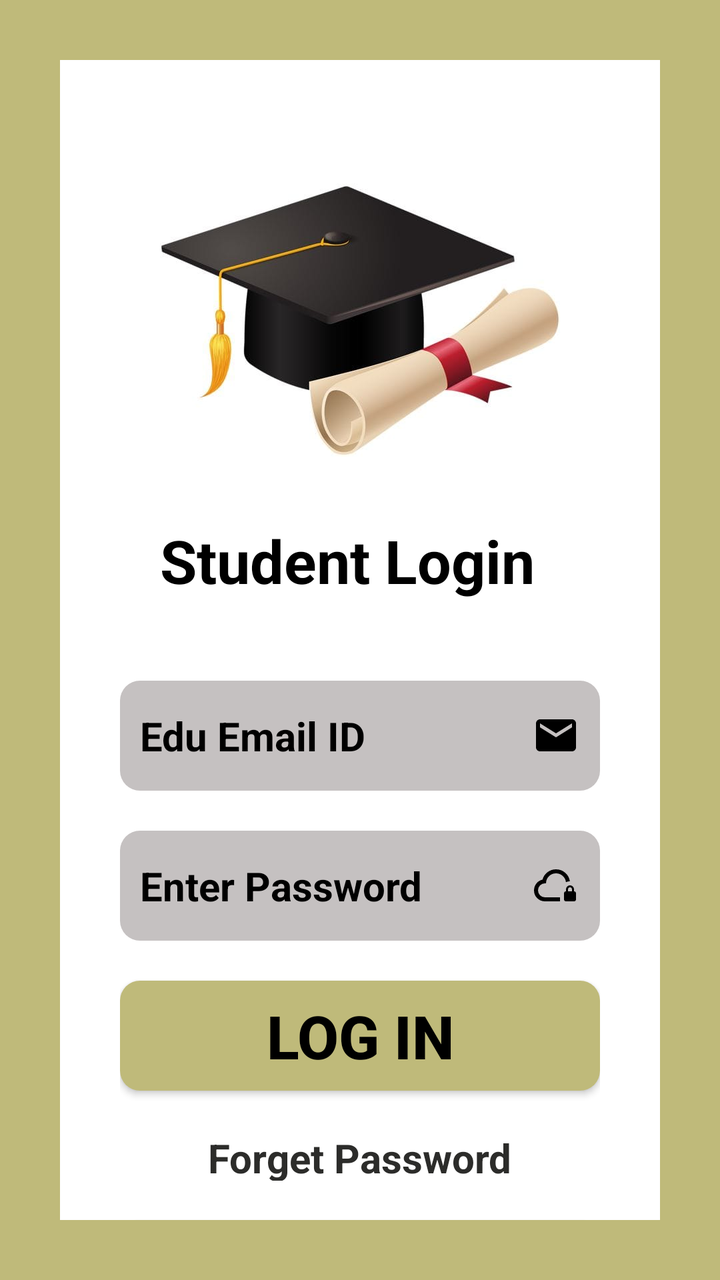
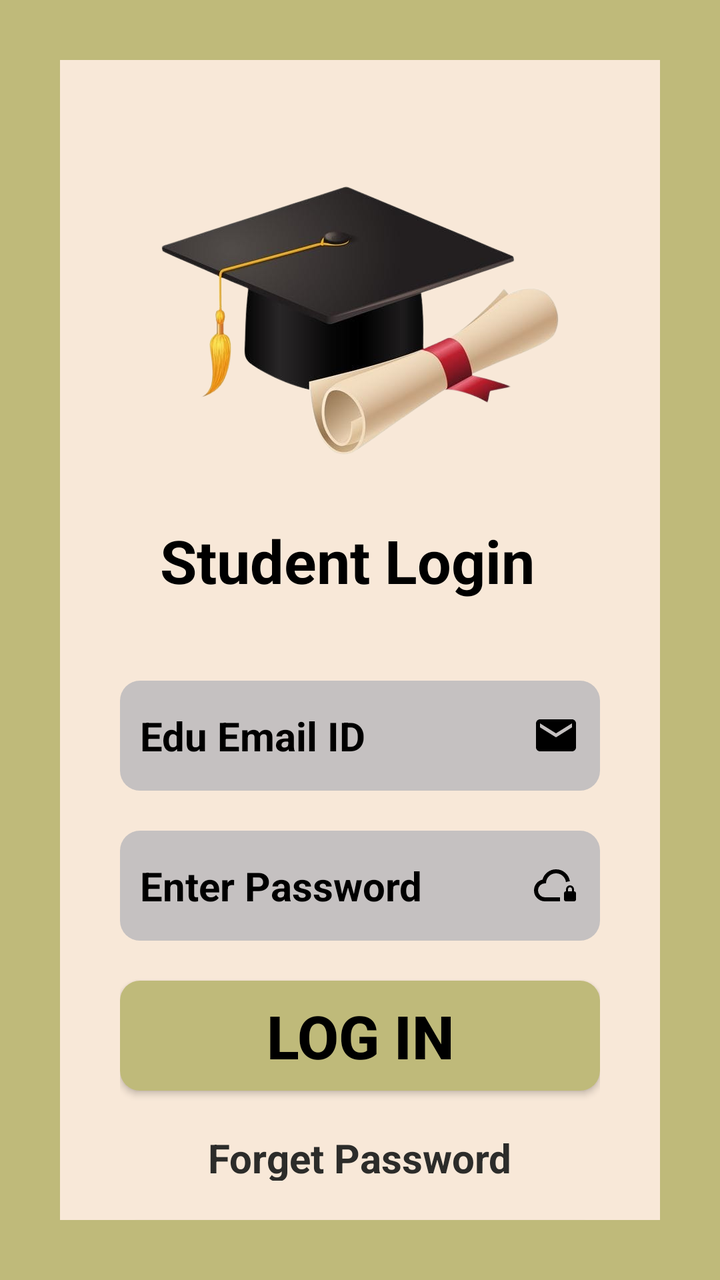

Screens rendered from an Android XML layout before and after an edit, with the pre-edit source and the edit as a unified diff.
<!-- AndroidManifest.xml: application theme Theme.StudentLogin -->
<!-- res/layout/activity_main.xml -->
<?xml version="1.0" encoding="utf-8"?>
<LinearLayout
    xmlns:android="http://schemas.android.com/apk/res/android"
    xmlns:app="http://schemas.android.com/apk/res-auto"
    xmlns:tools="http://schemas.android.com/tools"
    android:id="@+id/main"
    android:layout_width="match_parent"
    android:layout_height="match_parent"
    android:orientation="vertical"
    android:background="@color/light_lemon_background_color"
    android:layout_gravity="center"
    android:padding="30dp"
    tools:context=".MainActivity">
    <LinearLayout
        android:layout_width="match_parent"
        android:layout_height="750dp"
        android:orientation="vertical"
        android:padding="30dp"
        android:background="@color/white_background_color">
        <ImageView
            android:layout_width="@dimen/width"
            android:layout_height="@dimen/height"
            android:src="@drawable/cap"
            android:layout_gravity="center">
        </ImageView>
        <TextView
            android:text="@string/app_name"
            android:layout_width="@dimen/width"
            android:layout_height="wrap_content"
            android:layout_gravity="center"
            android:layout_marginBottom="20dp"
            android:textStyle="bold"
            android:textColor="@color/black"
            android:textSize="30sp">
        </TextView>
        <EditText
            android:inputType="textEmailAddress"
            android:textSize="20sp"
            android:textColor="@color/black"
            android:layout_width="match_parent"
            android:layout_height="55dp"
            android:layout_marginTop="20dp"
            android:hint="@string/etEmailId"
            android:textColorHint="@color/black"
            android:padding="10dp"
            android:textStyle="bold"
            android:drawableEnd="@drawable/email"
            android:background="@drawable/edit_email_bg">
        </EditText>
        <EditText
            android:layout_width="match_parent"
            android:layout_height="55dp"
            android:textSize="20sp"
            android:textColor="@color/black"
            android:inputType="textPassword"
            android:hint="@string/etPassword"
            android:textColorHint="@color/black"
            android:drawableEnd="@drawable/lock"
            android:layout_marginTop="20dp"
            android:padding="10dp"
            android:textStyle="bold"
            android:background="@drawable/edit_email_bg">
        </EditText>

        <androidx.appcompat.widget.AppCompatButton
            android:text="@string/log_in"
            android:layout_width="match_parent"
            android:layout_height="55dp"
            android:layout_marginTop="20dp"
            android:textColor="@color/black"
            android:textSize="30sp"
            android:textStyle="bold"
            android:background="@drawable/edit_button_bg" />

        <TextView
            android:layout_width="wrap_content"
            android:layout_height="25dp"
            android:layout_gravity="center"
            android:layout_marginTop="20dp"
            android:text="@string/forget_password"
            android:textColor="@color/grey_color"
            android:textSize="20sp"
            android:textStyle="bold">

        </TextView>
        <androidx.appcompat.widget.AppCompatButton
            android:text="@string/Sign_UP"
            android:layout_width="match_parent"
            android:layout_height="55dp"
            android:layout_marginTop="20dp"
            android:textColor="@color/black"
            android:textSize="30sp"
            android:textStyle="bold"
            android:background="@drawable/edit_button_bg" />

    </LinearLayout>


</LinearLayout>
<!-- resources referenced by this layout -->
<resources>
  <color name="black">#FF000000</color>
  <color name="grey_color">#2C2C2A</color>
  <color name="light_lemon_background_color">#BFBA7A</color>
  <color name="white_background_color">@color/white</color>
  <dimen name="height">200dp</dimen>
  <dimen name="width">200dp</dimen>
  <!-- drawable cap: jpeg bitmap (drawable, 15701 bytes) -->
  <!-- drawable edit_button_bg (drawable) -->
  <?xml version="1.0" encoding="utf-8"?>
  <shape xmlns:android="http://schemas.android.com/apk/res/android">
      <solid android:color="@color/light_lemon_background_color">
      </solid>
      <corners android:radius="10dp">
      </corners>
  </shape>
  <!-- drawable edit_email_bg (drawable) -->
  <?xml version="1.0" encoding="utf-8"?>
  <shape xmlns:android="http://schemas.android.com/apk/res/android">
      <solid android:color="#C5C1C1">
      </solid>
      <corners android:radius="10dp">
  
      </corners>
  </shape>
  <!-- drawable email (drawable) -->
  <vector xmlns:android="http://schemas.android.com/apk/res/android" android:height="24dp" android:tint="#000000" android:viewportHeight="24" android:viewportWidth="24" android:width="24dp">
  
      <path android:fillColor="@android:color/white" android:pathData="M20,4L4,4c-1.1,0 -1.99,0.9 -1.99,2L2,18c0,1.1 0.9,2 2,2h16c1.1,0 2,-0.9 2,-2L22,6c0,-1.1 -0.9,-2 -2,-2zM20,8l-8,5 -8,-5L4,6l8,5 8,-5v2z"/>
  
  </vector>
  <!-- drawable lock (drawable) -->
  <vector xmlns:android="http://schemas.android.com/apk/res/android" android:height="24dp" android:tint="#000000" android:viewportHeight="960" android:viewportWidth="960" android:width="24dp">
  
      <path android:fillColor="@android:color/white" android:pathData="M480,580Q480,580 480,580Q480,580 480,580Q480,580 480,580Q480,580 480,580L480,580Q480,580 480,580Q480,580 480,580Q480,580 480,580Q480,580 480,580L480,580Q480,580 480,580Q480,580 480,580L480,580ZM560,800L260,800Q169,800 104.5,737Q40,674 40,583Q40,505 87,444Q134,383 210,366Q235,274 310,217Q385,160 480,160Q586,160 664.5,228.5Q743,297 757,400L757,400Q736,400 716.5,404.5Q697,409 679,417L679,417Q671,342 614,291Q557,240 480,240Q397,240 338.5,298.5Q280,357 280,440L260,440Q202,440 161,481Q120,522 120,580Q120,638 161,679Q202,720 260,720L560,720L560,800ZM680,800Q663,800 651.5,788.5Q640,777 640,760L640,640Q640,623 651.5,611.5Q663,600 680,600L680,600L680,560Q680,527 703.5,503.5Q727,480 760,480Q793,480 816.5,503.5Q840,527 840,560L840,600L840,600Q857,600 868.5,611.5Q880,623 880,640L880,760Q880,777 868.5,788.5Q857,800 840,800L680,800ZM720,600L800,600L800,560Q800,543 788.5,531.5Q777,520 760,520Q743,520 731.5,531.5Q720,543 720,560L720,600Z"/>
  
  </vector>
  <string name="Sign_UP">Sign Up</string>
  <string name="app_name">Student Login</string>
  <string name="etEmailId">Edu Email ID</string>
  <string name="etPassword">Enter Password</string>
  <string name="forget_password">Forget Password</string>
  <string name="log_in">Log In</string>
  <style name="Theme.StudentLogin" parent="Base.Theme.StudentLogin" />
  <color name="white">#FFFFFFFF</color>
  <style name="Base.Theme.StudentLogin" parent="Theme.Material3.DayNight.NoActionBar">
          
          
      </style>
</resources>

<!-- the commit's change to res/layout/activity_main.xml (unified diff, before → after) -->
@@ -16,7 +16,7 @@
         android:layout_height="750dp"
         android:orientation="vertical"
         android:padding="30dp"
-        android:background="@color/white_background_color">
+        android:background="@color/skin_background_color">
         <ImageView
             android:layout_width="@dimen/width"
             android:layout_height="@dimen/height"
<!-- resource entries referenced after the edit -->
@@ -3,10 +3,10 @@
   <color name="black">#FF000000</color>
   <color name="grey_color">#2C2C2A</color>
   <color name="light_lemon_background_color">#BFBA7A</color>
-  <color name="white_background_color">@color/white</color>
+  <color name="skin_background_color">#F8E8D8</color>
   <dimen name="height">200dp</dimen>
   <dimen name="width">200dp</dimen>
-  <!-- drawable cap: jpeg bitmap (drawable, 15701 bytes) -->
+  <!-- drawable cap: png bitmap (drawable, 146335 bytes) -->
   <!-- drawable edit_button_bg (drawable) -->
   <?xml version="1.0" encoding="utf-8"?>
   <shape xmlns:android="http://schemas.android.com/apk/res/android">
@@ -43,7 +43,6 @@
   <string name="forget_password">Forget Password</string>
   <string name="log_in">Log In</string>
   <style name="Theme.StudentLogin" parent="Base.Theme.StudentLogin" />
-  <color name="white">#FFFFFFFF</color>
   <style name="Base.Theme.StudentLogin" parent="Theme.Material3.DayNight.NoActionBar">
           
           
